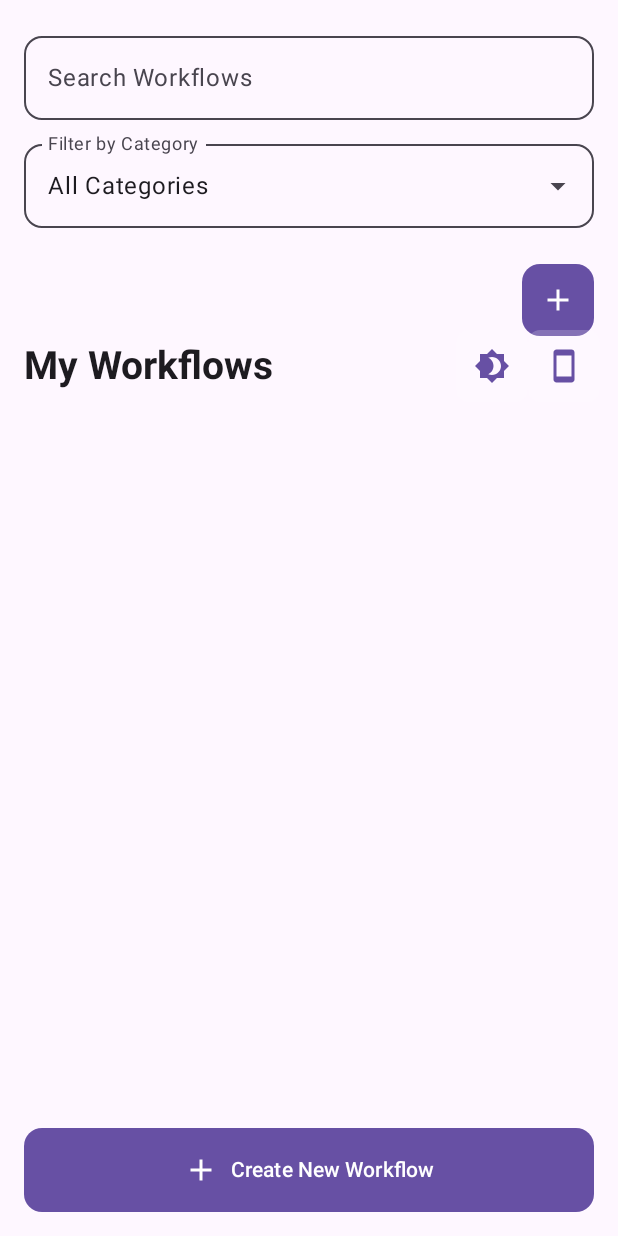
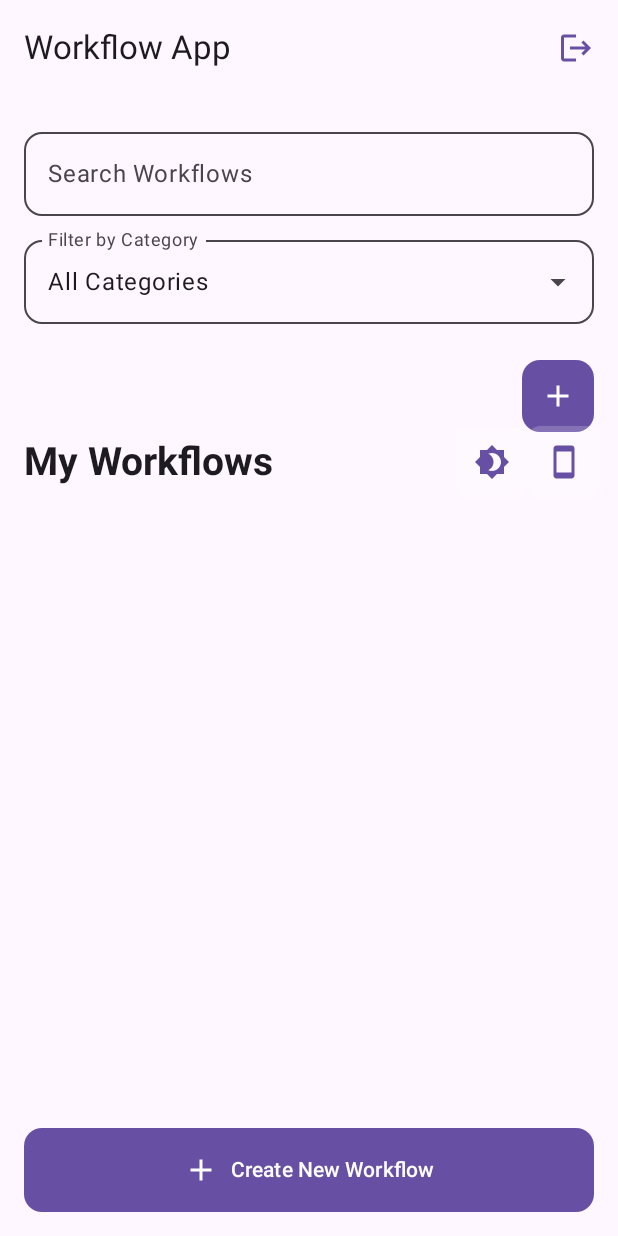
Before and after one commit to SimkiJahara/Workflow, an Android app built with Jetpack Compose: the composable AppContent shown on its own in the app's theme, on a phone screen of 412 x 824 dp. Run offline under Robolectric (Android 15) with nearby library versions, the phone set to English and light mode, and no system bars; our stand-ins replace Firebase (no records; nobody signed in at launch, a user with empty details on screens opened directly).

Commit message:
signout feature added

```diff
--- a/app/src/main/java/com/simki/workflowapp/MainActivity.kt
+++ b/app/src/main/java/com/simki/workflowapp/MainActivity.kt
@@ -25,6 +25,7 @@ import androidx.compose.material.icons.Icons
 import androidx.compose.material.icons.automirrored.filled.ArrowBack
 import androidx.compose.material.icons.automirrored.filled.ArrowForward
 import androidx.compose.material.icons.automirrored.filled.Login
+import androidx.compose.material.icons.automirrored.filled.Logout
 import androidx.compose.material.icons.filled.*
 import androidx.compose.material3.*
 import androidx.compose.runtime.*
@@ -77,9 +78,20 @@ class MainActivity : ComponentActivity() {
         val credential = com.google.firebase.auth.GoogleAuthProvider.getCredential(idToken, null)
         auth.signInWithCredential(credential).addOnCompleteListener(this) { task ->
             if (task.isSuccessful) {
-                setContent { AppContent() }
+                setContent { AppContent(onSignOut = { signOut() }) }
             } else {
                 Toast.makeText(this, "Authentication failed: ${task.exception?.message}", Toast.LENGTH_SHORT).show()
+            }
+        }
+    }
+
+    private fun signOut() {
+        auth.signOut()
+        googleSignInClient.signOut().addOnCompleteListener(this) { task ->
+            if (task.isSuccessful) {
+                setContent { LoginScreen { signInLauncher.launch(googleSignInClient.signInIntent) } }
+            } else {
+                Toast.makeText(this, "Sign-out failed: ${task.exception?.message}", Toast.LENGTH_SHORT).show()
             }
         }
     }
@@ -89,16 +101,15 @@ class MainActivity : ComponentActivity() {
         auth = Firebase.auth
 
         val gso = GoogleSignInOptions.Builder(GoogleSignInOptions.DEFAULT_SIGN_IN)
-            .requestIdToken(getString(R.string.default_web_client_id))
+            .requestIdToken(getString(R.string.default_web_client_id)) // Corrected resource reference
             .requestEmail()
             .build()
         googleSignInClient = GoogleSignIn.getClient(this, gso)
 
-        // Request permissions
         requestPermissions()
 
         if (auth.currentUser != null) {
-            setContent { AppContent() }
+            setContent { AppContent(onSignOut = { signOut() }) }
         } else {
             setContent { LoginScreen { signInLauncher.launch(googleSignInClient.signInIntent) } }
         }
@@ -125,7 +136,7 @@ class MainActivity : ComponentActivity() {
 }
 
 @Composable
-fun AppContent() {
+fun AppContent(onSignOut: () -> Unit) {
     var isDarkTheme by remember { mutableStateOf(false) }
     var currentScreen by remember { mutableStateOf("home") }
     MaterialTheme(
@@ -139,7 +150,8 @@ fun AppContent() {
                 when (screen) {
                     "home" -> WorkflowApp(
                         onToggleTheme = { isDarkTheme = !isDarkTheme },
-                        onModelScreen = { currentScreen = "model" }
+                        onModelScreen = { currentScreen = "model" },
+                        onSignOut = onSignOut
                     )
                     "model" -> ModelInvocationScreen(
                         onBack = { currentScreen = "home" }
@@ -149,59 +161,14 @@ fun AppContent() {
         }
     }
 }
-
+@OptIn(ExperimentalMaterial3Api::class)
 @Composable
-fun LoginScreen(onSignInClick: () -> Unit) {
-    Column(
-        modifier = Modifier
-            .fillMaxSize()
-            .background(MaterialTheme.colorScheme.background)
-            .padding(16.dp),
-        verticalArrangement = Arrangement.Center,
-        horizontalAlignment = Alignment.CenterHorizontally
-    ) {
-        Text(
-            text = "Welcome to Workflow App",
-            style = MaterialTheme.typography.headlineMedium,
-            color = MaterialTheme.colorScheme.onBackground
-        )
-        Spacer(modifier = Modifier.height(16.dp))
-        FilledButton(
-            onClick = onSignInClick,
-            modifier = Modifier.fillMaxWidth()
-        ) {
-            Row(
-                verticalAlignment = Alignment.CenterVertically,
-                horizontalArrangement = Arrangement.Center
-            ) {
-                Icon(Icons.AutoMirrored.Filled.Login, contentDescription = "Sign In", tint = MaterialTheme.colorScheme.onPrimary)
-                Spacer(modifier = Modifier.width(8.dp))
-                Text("Sign in with Google", color = MaterialTheme.colorScheme.onPrimary)
-            }
-        }
-    }
-}
-
-@Serializable
-data class Category(
-    val name: String,
-    val color: String
-)
-
-@Serializable
-data class Workflow(
-    val name: String,
-    val actions: List<String> = emptyList(),
-    val category: Category? = null
-)
-
-object Spacing {
-    val small: Dp = 8.dp
-    val medium: Dp = 16.dp
-}
-
-@Composable
-fun WorkflowApp(onToggleTheme: () -> Unit, onModelScreen: () -> Unit) {
+fun WorkflowApp(
+    onToggleTheme: () -> Unit,
+    onModelScreen: () -> Unit,
+    onSignOut: () -> Unit,
+    modifier: Modifier = Modifier
+) {
     val context = LocalContext.current
     val sharedPreferences = context.getSharedPreferences("WorkflowPrefs", Context.MODE_PRIVATE)
     val snackbarHostState = remember { SnackbarHostState() }
@@ -233,6 +200,24 @@ fun WorkflowApp(onToggleTheme: () -> Unit, onModelScreen: () -> Unit) {
         snackbarHost = { SnackbarHost(snackbarHostState) },
         containerColor = MaterialTheme.colorScheme.background,
         contentColor = MaterialTheme.colorScheme.onBackground,
+        topBar = {
+            TopAppBar(
+                title = { Text("Workflow App") },
+                actions = {
+                    IconButton(onClick = onSignOut) {
+                        Icon(
+                            Icons.AutoMirrored.Filled.Logout,
+                            contentDescription = "Sign Out",
+                            tint = MaterialTheme.colorScheme.primary
+                        )
+                    }
+                },
+                colors = TopAppBarDefaults.topAppBarColors(
+                    containerColor = MaterialTheme.colorScheme.surface,
+                    titleContentColor = MaterialTheme.colorScheme.onSurface
+                )
+            )
+        },
         content = { padding ->
             Crossfade(targetState = selectedWorkflowIndex >= 0) { isEditorOpen ->
                 if (isEditorOpen) {
@@ -294,6 +279,56 @@ fun WorkflowApp(onToggleTheme: () -> Unit, onModelScreen: () -> Unit) {
             }
         }
     )
+}
+
+@Composable
+fun LoginScreen(onSignInClick: () -> Unit) {
+    Column(
+        modifier = Modifier
+            .fillMaxSize()
+            .background(MaterialTheme.colorScheme.background)
+            .padding(16.dp),
+        verticalArrangement = Arrangement.Center,
+        horizontalAlignment = Alignment.CenterHorizontally
+    ) {
+        Text(
+            text = "Welcome to Workflow App",
+            style = MaterialTheme.typography.headlineMedium,
+            color = MaterialTheme.colorScheme.onBackground
+        )
+        Spacer(modifier = Modifier.height(16.dp))
+        FilledButton(
+            onClick = onSignInClick,
+            modifier = Modifier.fillMaxWidth()
+        ) {
+            Row(
+                verticalAlignment = Alignment.CenterVertically,
+                horizontalArrangement = Arrangement.Center
+            ) {
+                Icon(Icons.AutoMirrored.Filled.Login, contentDescription = "Sign In", tint = MaterialTheme.colorScheme.onPrimary)
+                Spacer(modifier = Modifier.width(8.dp))
+                Text("Sign in with Google", color = MaterialTheme.colorScheme.onPrimary)
+            }
+        }
+    }
+}
+
+@Serializable
+data class Category(
+    val name: String,
+    val color: String
+)
+
+@Serializable
+data class Workflow(
+    val name: String,
+    val actions: List<String> = emptyList(),
+    val category: Category? = null
+)
+
+object Spacing {
+    val small: Dp = 8.dp
+    val medium: Dp = 16.dp
 }
 
 @OptIn(ExperimentalMaterial3Api::class)
```
